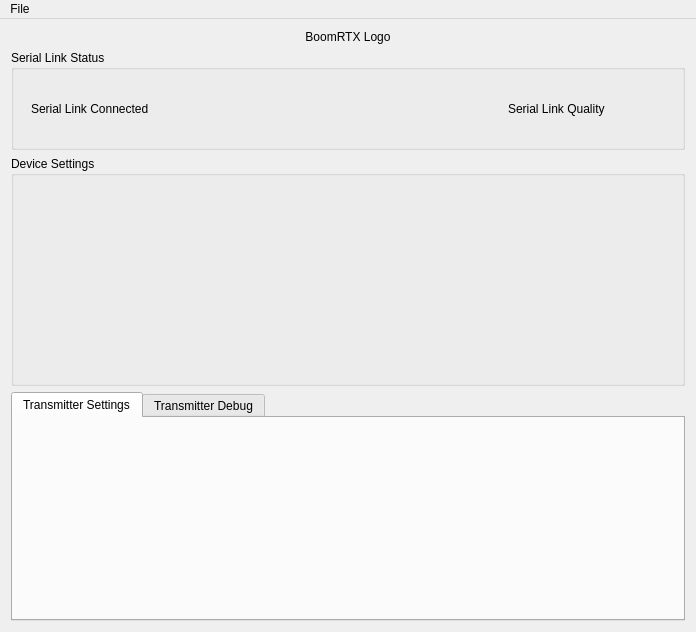
Above: tools/boomconfig/mainwindow.ui from Buanderie/boomrtx before the change. Below: the same form after it.
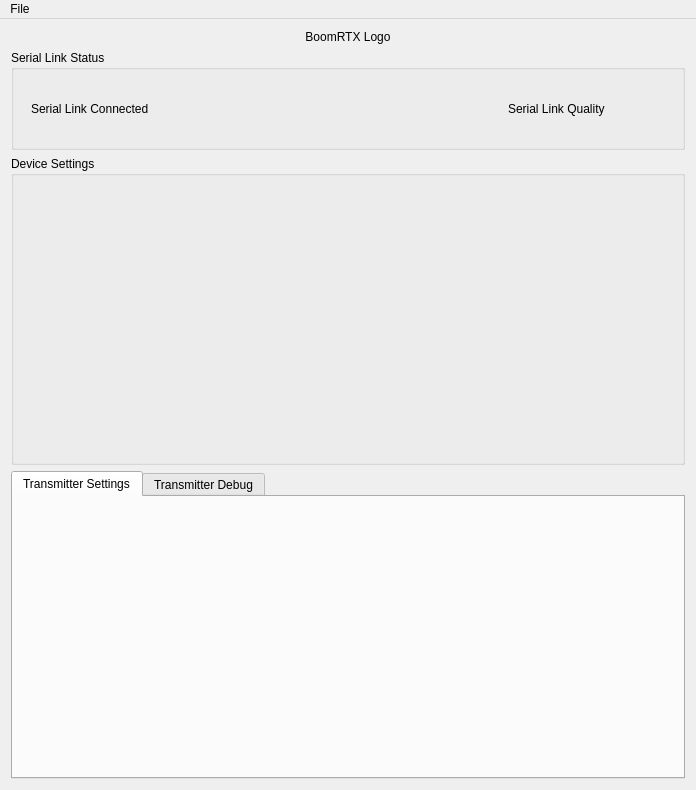
That is the form after the change. Custom widgets are drawn as their Qt base class.

What changed in the file:
```diff
--- a/tools/boomconfig/mainwindow.ui
+++ b/tools/boomconfig/mainwindow.ui
@@ -7,7 +7,7 @@
     <x>0</x>
     <y>0</y>
     <width>696</width>
-    <height>632</height>
+    <height>790</height>
    </rect>
   </property>
   <property name="windowTitle">
```
